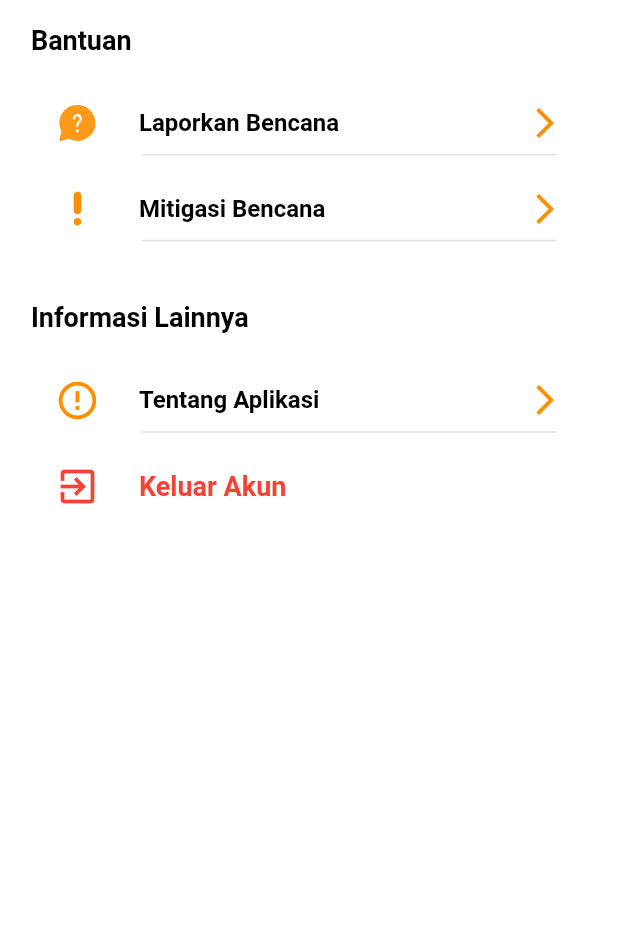
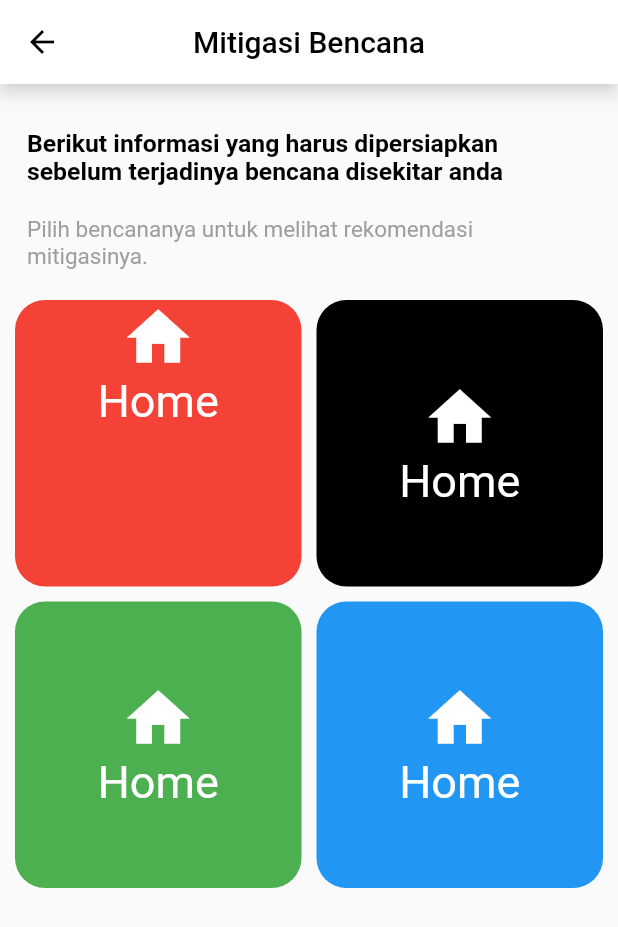
Before and after one commit to Sealorent/bpbd, a Flutter app: the InformasiAkun widget shown alone on an empty page, opened directly, after a tap on "Mitigasi Bencana", on a phone screen of 412 x 824 dp. Shown: the top 927 px of the screen. Run offline on Flutter 3.47's test engine with Material 2 defaults, Android fonts, the phone set to English and light mode, and no system bars; our stand-ins replace flutter_svg, font_awesome_flutter, google_fonts, google_maps_flutter, shared_preferences; accounts and stored records are empty; Roboto replaces fonts that are missing (Sarabun); project files that could hold a hidden picture were left out.

Commit message:
Laporkan dan Mitigasi

```diff
--- /dev/null
+++ b/lib/ui/pages/mitigasi.dart
@@ -0,0 +1,159 @@
+part of 'pages.dart';
+
+class Mitigasi extends StatefulWidget {
+  const Mitigasi({Key? key}) : super(key: key);
+
+  @override
+  _MitigasiState createState() => _MitigasiState();
+}
+
+class _MitigasiState extends State<Mitigasi> {
+  SizeConfig sizeConfig = SizeConfig();
+  @override
+  Widget build(BuildContext context) {
+    return Scaffold(
+      appBar: AppBar(
+        title: const Text(
+          "Mitigasi Bencana",
+        ),
+        centerTitle: true,
+        backgroundColor: Colors.white,
+        foregroundColor: Colors.black,
+        shadowColor: Colors.white,
+      ),
+      body: SafeArea(
+        child: SizedBox(
+            width: SizeConfig.screenWidth,
+            height: SizeConfig.screenHeight,
+            child: Column(
+              children: [
+                Padding(
+                  padding: const EdgeInsets.fromLTRB(18, 30, 20, 0),
+                  child: RichText(
+                      textAlign: TextAlign.left,
+                      text: const TextSpan(
+                        text:
+                            'Berikut informasi yang harus dipersiapkan sebelum terjadinya bencana disekitar anda',
+                        style: TextStyle(
+                          color: Colors.black,
+                          fontWeight: FontWeight.bold,
+                          fontSize: 16.5,
+                        ),
+                      )),
+                ),
+                Padding(
+                  padding: const EdgeInsets.fromLTRB(18, 20, 25, 0),
+                  child: RichText(
+                      textAlign: TextAlign.left,
+                      text: const TextSpan(
+                        text:
+                            'Pilih bencananya untuk melihat rekomendasi mitigasinya.',
+                        style: TextStyle(
+                          color: Colors.grey,
+                          fontSize: 15,
+                        ),
+                      )),
+                ),
+                Container(
+                  width: SizeConfig.screenWidth,
+                  height: SizeConfig.screenHeight,
+                  padding: const EdgeInsets.fromLTRB(10, 20, 10, 0),
+                  child: GridView(
+                    children: [
+                      Container(
+                        decoration: BoxDecoration(
+                          borderRadius: BorderRadius.circular(20),
+                          color: Colors.red,
+                        ),
+                        child: Column(
+                          children: const [
+                            Icon(
+                              Icons.home,
+                              size: 50,
+                              color: Colors.white,
+                            ),
+                            Text(
+                              "Home",
+                              textAlign: TextAlign.left,
+                              style:
+                                  TextStyle(color: Colors.white, fontSize: 30),
+                            )
+                          ],
+                        ),
+                      ),
+                      Container(
+                        decoration: BoxDecoration(
+                          borderRadius: BorderRadius.circular(20),
+                          color: Colors.black,
+                        ),
+                        child: Column(
+                          mainAxisAlignment: MainAxisAlignment.center,
+                          children: const [
+                            Icon(
+                              Icons.home,
+                              size: 50,
+                              color: Colors.white,
+                            ),
+                            Text(
+                              "Home",
+                              style:
+                                  TextStyle(color: Colors.white, fontSize: 30),
+                            )
+                          ],
+                        ),
+                      ),
+                      Container(
+                        decoration: BoxDecoration(
+                          borderRadius: BorderRadius.circular(20),
+                          color: Colors.green,
+                        ),
+                        child: Column(
+                          mainAxisAlignment: MainAxisAlignment.center,
+                          children: const [
+                            Icon(
+                              Icons.home,
+                              size: 50,
+                              color: Colors.white,
+                            ),
+                            Text(
+                              "Home",
+                              style:
+                                  TextStyle(color: Colors.white, fontSize: 30),
+                            )
+                          ],
+                        ),
+                      ),
+                      Container(
+                        decoration: BoxDecoration(
+                          borderRadius: BorderRadius.circular(20),
+                          color: Colors.blue,
+                        ),
+                        child: Column(
+                          mainAxisAlignment: MainAxisAlignment.center,
+                          children: const [
+                            Icon(
+                              Icons.home,
+                              size: 50,
+                              color: Colors.white,
+                            ),
+                            Text(
+                              "Home",
+                              style:
+                                  TextStyle(color: Colors.white, fontSize: 30),
+                            )
+                          ],
+                        ),
+                      ),
+                    ],
+                    gridDelegate: SliverGridDelegateWithFixedCrossAxisCount(
+                        crossAxisCount: 2,
+                        mainAxisSpacing: 10,
+                        crossAxisSpacing: 10),
+                  ),
+                ),
+              ],
+            )),
+      ),
+    );
+  }
+}
--- a/lib/ui/pages/pages.dart
+++ b/lib/ui/pages/pages.dart
@@ -1,5 +1,6 @@
 import 'dart:async';
 
+import 'package:flutter/cupertino.dart';
 import 'package:flutter/material.dart';
 import 'package:bpbd/theme/shared.dart';
 import 'package:flutter_svg/flutter_svg.dart';
@@ -13,6 +14,8 @@ part 'onboarding.dart';
 part 'login.dart';
 part 'main.dart';
 part 'menu.dart';
+part 'laporkan.dart';
+part 'mitigasi.dart';
 part 'notifikasi.dart';
 part '../widget/notif.dart';
 part '../widget/splash.dart';
--- a/lib/ui/widget/profil.dart
+++ b/lib/ui/widget/profil.dart
@@ -48,7 +48,12 @@ class _InformasiAkunState extends State<InformasiAkun> {
                   ),
                 ),
                 ListTile(
-                  onTap: () {},
+                  onTap: () {
+                    Navigator.push(
+                        context,
+                        MaterialPageRoute(
+                            builder: (context) => const Laporkan()));
+                  },
                   title: Align(
                     alignment: Alignment.centerLeft,
                     child: Column(
@@ -83,7 +88,12 @@ class _InformasiAkunState extends State<InformasiAkun> {
                   ),
                 ),
                 ListTile(
-                  onTap: () {},
+                  onTap: () {
+                    Navigator.push(
+                        context,
+                        MaterialPageRoute(
+                            builder: (context) => const Mitigasi()));
+                  },
                   title: Align(
                     alignment: Alignment.centerLeft,
                     child: Column(
```
Also changed, not shown: lib/ui/pages/laporkan.dart (added, +112 -0 lines), assets/icons/whatsapp.svg (added), assets/images/ilustration.svg (added), pubspec.lock, 8 other files.
